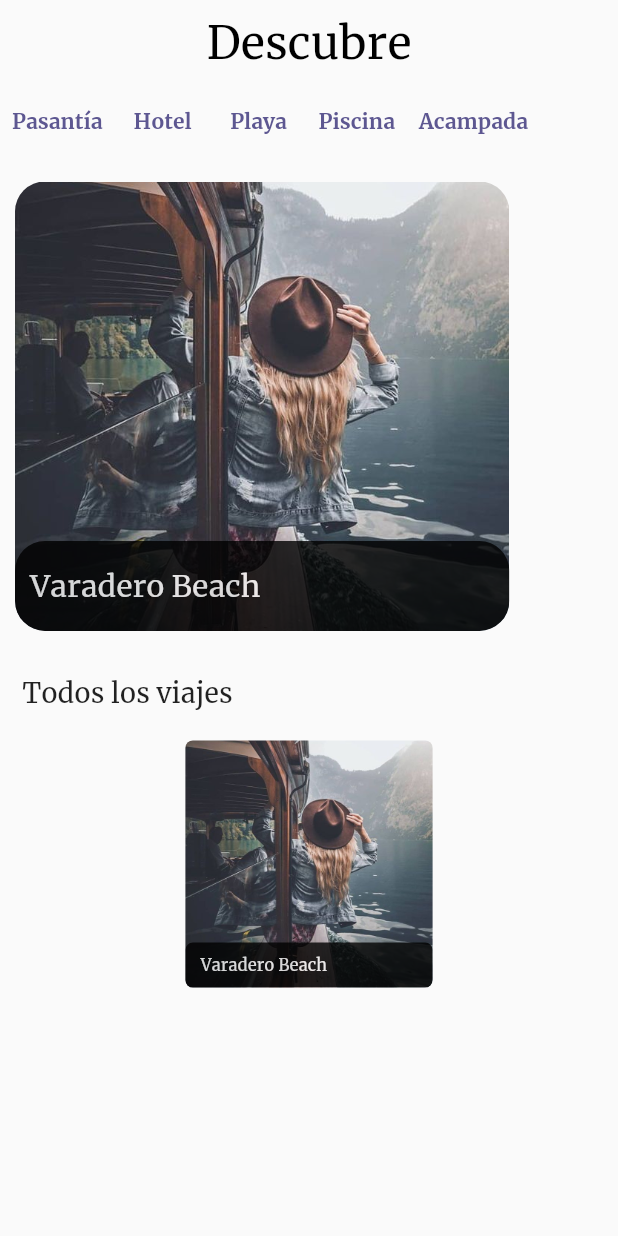
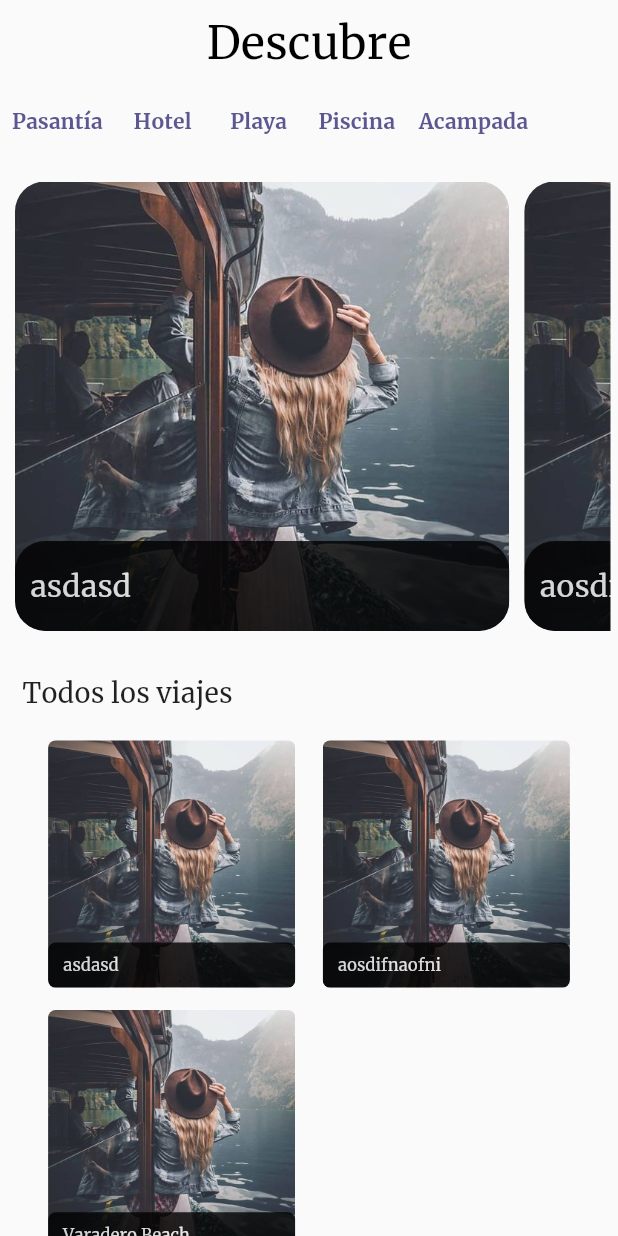
Before and after one commit to GuillermoPerez32/fortour, a Flutter app: the HomePage screen opened by its route, on a phone screen of 412 x 824 dp. Run offline on Flutter 3.47's test engine with Material 2 defaults, Android fonts, the phone set to English and light mode, and no system bars; our stand-ins replace freezed_annotation, go_router.

Commit message:
status 09032023

```diff
--- a/lib/src/core/router.dart
+++ b/lib/src/core/router.dart
@@ -1,7 +1,10 @@
 import 'package:flutter/material.dart';
+import 'package:go_router/go_router.dart';
+
 import 'package:fortour/src/ui/pages/home.dart';
+import 'package:fortour/src/ui/pages/place.dart';
 import 'package:fortour/src/ui/pages/welcome.dart';
-import 'package:go_router/go_router.dart';
+import 'package:fortour/src/data/models/travel/travel.dart';
 
 final GoRouter router = GoRouter(
   routes: <RouteBase>[
@@ -13,9 +16,16 @@ final GoRouter router = GoRouter(
     ),
     GoRoute(
       path: '/home',
-      builder: (BuildContext context, GoRouterState state) {
-        return const HomePage();
-      },
+      builder: (BuildContext context, GoRouterState state) => const HomePage(),
+      routes: [
+        GoRoute(
+          path: 'image',
+          builder: (context, state) {
+            final place = state.extra as Travel;
+            return PlacePage(place: place);
+          },
+        )
+      ],
     ),
   ],
 );
--- a/lib/src/data/mocks/travels.dart
+++ b/lib/src/data/mocks/travels.dart
@@ -3,11 +3,30 @@ import 'package:fortour/src/data/models/travel/travel.dart';
 
 final mockTravels = <Travel>[
   Travel(
-      description: 'asdad',
-      image: 'assets/images/welcome.jpg',
-      price: 24,
-      title: 'Varadero Beach',
-      id: 1,
-      categories: ['Playa'],
-      agency: Agency(name: 'Let\'s Travel')),
+    description: 'asdad',
+    image: 'assets/images/welcome.jpg',
+    price: 24,
+    title: 'asdasd',
+    id: 1,
+    categories: ['Playa'],
+    agency: Agency(name: 'Let\'s Travel'),
+  ),
+  Travel(
+    description: 'foianfoiasnfoisafn',
+    image: 'assets/images/welcome.jpg',
+    price: 10,
+    title: 'aosdifnaofni',
+    id: 2,
+    categories: ['Playa'],
+    agency: Agency(name: 'Let\'s Travel'),
+  ),
+  Travel(
+    description: 'asdad',
+    image: 'assets/images/welcome.jpg',
+    price: 24,
+    title: 'Varadero Beach',
+    id: 3,
+    categories: ['Playa'],
+    agency: Agency(name: 'Let\'s Travel'),
+  ),
 ];
--- a/lib/src/ui/widgets/travel_card.dart
+++ b/lib/src/ui/widgets/travel_card.dart
@@ -1,6 +1,7 @@
 import 'package:flutter/material.dart';
 import 'package:fortour/src/data/models/travel/travel.dart';
 import 'package:fortour/src/ui/pages/place.dart';
+import 'package:go_router/go_router.dart';
 
 class TravelCard extends StatelessWidget {
   final Travel travel;
@@ -16,9 +17,7 @@ class TravelCard extends StatelessWidget {
   Widget build(BuildContext context) {
     final size = MediaQuery.of(context).size;
     return InkWell(
-      onTap: () => Navigator.of(context).push(MaterialPageRoute(
-        builder: (context) => PlacePage(place: travel),
-      )),
+      onTap: () => context.go('/home/image', extra: travel),
       child: Container(
         width: small ? size.width * .4 : size.width * .8,
         height: small ? size.height * .2 : size.height * .4,
```
